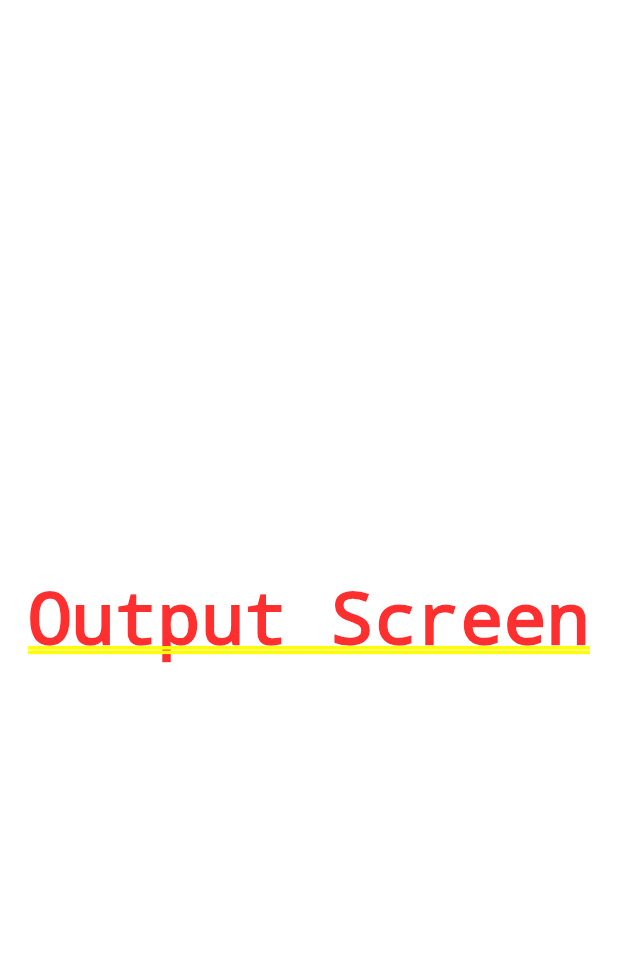
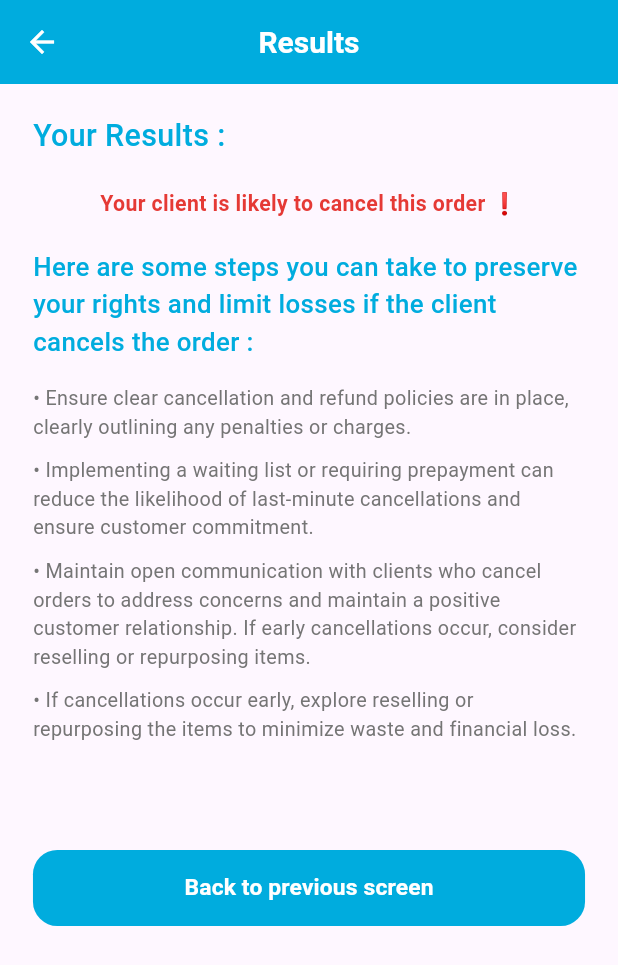
Before and after one commit to Habeba-Elhosary/Choose-Your-Client-App, a Flutter app: the InputScreen screen opened directly, after a tap on "Submit", on a phone screen of 412 x 824 dp. Shown: the top 965 px of the screen. Run offline on Flutter 3.47's test engine with Material 3 defaults, Android fonts, the phone set to English and light mode, and no system bars; our stand-ins replace animated_splash_screen, flutter_screenutil, google_fonts, page_transition.

Commit message:
Finished output screen UI

```diff
--- a/lib/core/widgets/app_text_field.dart
+++ b/lib/core/widgets/app_text_field.dart
@@ -1,7 +1,6 @@
 // ignore_for_file: must_be_immutable
 
 import 'package:flutter/material.dart';
-import 'package:flutter/widgets.dart';
 import 'package:flutter_screenutil/flutter_screenutil.dart';
 import 'package:ml_project/core/theme/colors.dart';
 import 'package:ml_project/core/theme/text_styles.dart';
--- a/lib/views/input_screen.dart
+++ b/lib/views/input_screen.dart
@@ -107,7 +107,7 @@ class InputScreen extends StatelessWidget {
                   height: 5.h,
                 ),
                 Text(
-                  '* This refers to your clients\' feedback on your organisation.',
+                  '• This refers to your clients\' feedback on your organisation.\n• Preferly to write Postive or Negative.',
                   style: AppTextStyles.font15GrayW400.copyWith(
                     fontSize: 10.sp,
                   ),
@@ -204,7 +204,7 @@ class InputScreen extends StatelessWidget {
                   mainAxisAlignment: MainAxisAlignment.start,
                   children: [
                     Text(
-                      '* If you have an address,find long & lat from here :',
+                      '• If you have an address,find long & lat from here :',
                       style: AppTextStyles.font15GrayW400.copyWith(
                         fontSize: 10.sp,
                       ),
--- a/lib/views/onboarding_screen.dart
+++ b/lib/views/onboarding_screen.dart
@@ -45,7 +45,7 @@ class OnBoardingScreen extends StatelessWidget {
                     children: [
                       Expanded(
                         child: Text(
-                          '- This app uses machine learning to analyze client data, predicting order cancellations and suggesting solutions to preserve revenue.',
+                          '• This app uses machine learning to analyze client data, predicting order cancellations and suggesting solutions to preserve revenue.',
                           style: AppTextStyles.font15GrayW400,
                           softWrap: true,
                         ),
@@ -58,7 +58,7 @@ class OnBoardingScreen extends StatelessWidget {
                     children: [
                       Expanded(
                         child: Text(
-                          '- It helps in decision-making and ensures strategic choices.',
+                          '• It helps in decision-making and ensures strategic choices.',
                           style: AppTextStyles.font15GrayW400,
                           softWrap: true,
                         ),
--- a/lib/views/output_screen.dart
+++ b/lib/views/output_screen.dart
@@ -1,12 +1,134 @@
 import 'package:flutter/material.dart';
+import 'package:flutter_screenutil/flutter_screenutil.dart';
+import 'package:ml_project/core/theme/colors.dart';
+import 'package:ml_project/core/theme/text_styles.dart';
+import 'package:ml_project/core/widgets/app_text_button.dart';
+import 'package:ml_project/views/input_screen.dart';
 
 class OutputScreen extends StatelessWidget {
   const OutputScreen({super.key});
 
+  final bool iscancelled = true;
+
   @override
   Widget build(BuildContext context) {
-   return const Center(
-      child: Text('Output Screen'),
+    return Scaffold(
+      appBar: AppBar(title: const Text("Results")),
+      body: SafeArea(
+        child: SingleChildScrollView(
+          child: Padding(
+            padding: EdgeInsets.symmetric(horizontal: 20.w, vertical: 20.h),
+            child: Column(
+              crossAxisAlignment: CrossAxisAlignment.start,
+              children: [
+                Text(
+                  'Your Results :',
+                  style: AppTextStyles.font15BlueW600
+                      .copyWith(fontSize: 20.sp, fontWeight: FontWeight.w500),
+                ),
+                SizedBox(height: 20.h),
+                iscancelled
+                    ? const WillBeCancelled()
+                    : const WillNotBeCancelled(),
+                SizedBox(height: 70.h),
+                AppTextButton(
+                    buttonText: 'Back to previous screen',
+                    textStyle: AppTextStyles.font15BlueW600
+                        .copyWith(color: ColorsManager.white),
+                    onPressed: () {
+                      Navigator.push(
+                        context,
+                        MaterialPageRoute(builder: (context) => InputScreen()),
+                      );
+                    }),
+              ],
+            ),
+          ),
+        ),
+      ),
     );
   }
 }
+
+// ***************************************************************************************************************
+class WillNotBeCancelled extends StatelessWidget {
+  const WillNotBeCancelled({super.key});
+
+  @override
+  Widget build(BuildContext context) {
+    return Column(
+      children: [
+        Text('Your client is unlikely to cancel this order ✅',
+            style: AppTextStyles.font11RedW600
+                .copyWith(fontSize: 14.sp, color: Colors.green)),
+        SizedBox(height: 20.h),
+        Text(
+          'Follow these steps to make a good impression and protect your rights while building a great client relationship : ',
+          style: AppTextStyles.font15BlueW600
+              .copyWith(fontSize: 17.sp, fontWeight: FontWeight.w500),
+        ),
+        SizedBox(height: 15.h),
+        Text(
+          '• Offer exclusive discounts or special pricing for loyal clients, such as dedicated discounts, happy hour pricing, or tailored promotions.',
+          style: AppTextStyles.font15GrayW400.copyWith(fontSize: 13.sp),
+        ),
+        SizedBox(height: 10.h),
+        Text(
+          '• Provide enhanced services for clients, such as free delivery or priority pick-up. This can be particularly valuable for clients who frequently order takeout or delivery.',
+          style: AppTextStyles.font15GrayW400.copyWith(fontSize: 13.sp),
+        ),
+        SizedBox(height: 10.h),
+        Text(
+          '• Send personalized thank you notes or small tokens of appreciation to loyal clients. This gesture shows that you value their support and goes a long way in building strong relationships.',
+          style: AppTextStyles.font15GrayW400.copyWith(fontSize: 13.sp),
+        ),
+        SizedBox(height: 10.h),
+        Text(
+          '• Offer incentives to loyal clients to provide feedback or complete surveys, demonstrating value for their opinions and valuable insights.',
+          style: AppTextStyles.font15GrayW400.copyWith(fontSize: 13.sp),
+        ),
+      ],
+    );
+  }
+}
+
+// ***************************************************************************************************************
+class WillBeCancelled extends StatelessWidget {
+  const WillBeCancelled({super.key});
+
+  @override
+  Widget build(BuildContext context) {
+    return Column(
+      children: [
+        Text('Your client is likely to cancel this order ❗️',
+            style: AppTextStyles.font11RedW600.copyWith(fontSize: 14.sp)),
+        SizedBox(height: 20.h),
+        Text(
+          'Here are some steps you can take to preserve your rights and limit losses if the client cancels the order :',
+          style: AppTextStyles.font15BlueW600
+              .copyWith(fontSize: 17.sp, fontWeight: FontWeight.w500),
+        ),
+        SizedBox(height: 15.h),
+        Text(
+          '• Ensure clear cancellation and refund policies are in place, clearly outlining any penalties or charges.',
+          style: AppTextStyles.font15GrayW400.copyWith(fontSize: 13.sp),
+        ),
+        SizedBox(height: 10.h),
+        Text(
+          '• Implementing a waiting list or requiring prepayment can reduce the likelihood of last-minute cancellations and ensure customer commitment.',
+          style: AppTextStyles.font15GrayW400.copyWith(fontSize: 13.sp),
+        ),
+        SizedBox(height: 10.h),
+        Text(
+          '• Maintain open communication with clients who cancel orders to address concerns and maintain a positive customer relationship. If early cancellations occur, consider reselling or repurposing items.',
+          style: AppTextStyles.font15GrayW400.copyWith(fontSize: 13.sp),
+        ),
+        SizedBox(height: 10.h),
+        Text(
+          '• If cancellations occur early, explore reselling or repurposing the items to minimize waste and financial loss. ',
+          style: AppTextStyles.font15GrayW400.copyWith(fontSize: 13.sp),
+        ),
+      ],
+    );
+  }
+}
```
